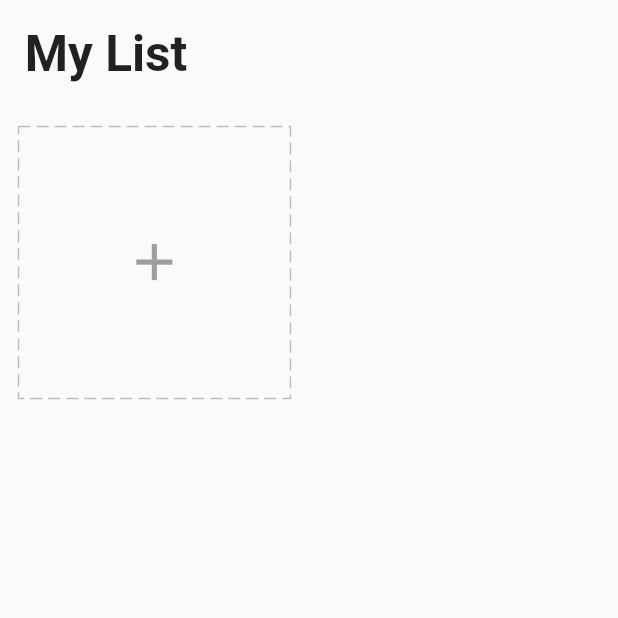
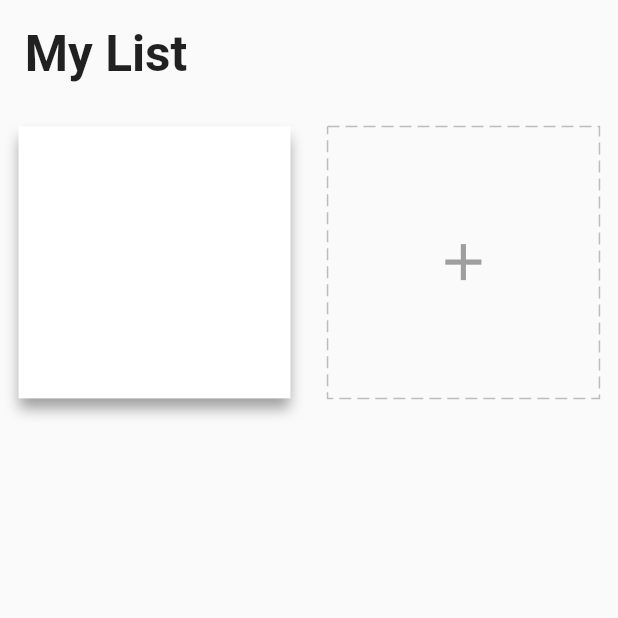
Before and after one commit to AmirhosseinSoleimani/To-Do-List-with-GetX, a Flutter app: the screen it shows after launch, on a phone screen of 412 x 824 dp, the top half of it. Run offline on Flutter 3.47's test engine with Material 2 defaults, Android fonts, the phone set to English and light mode, and no system bars; drawn by our look-alikes of dotted_border; our stand-ins replace equatable, flutter_easyloading, get, get_storage.

Commit message:
Add taskCard widget in widgets in view and apply in HomePage

```diff
--- a/lib/modules/home/view.dart
+++ b/lib/modules/home/view.dart
@@ -1,8 +1,10 @@
 import 'package:flutter/material.dart';
 import 'package:get/get.dart';
 import 'package:task_manager_with_getx/core/utils/extension.dart';
+import 'package:task_manager_with_getx/data/models/task.dart';
 import 'package:task_manager_with_getx/modules/home/controller.dart';
 import 'package:task_manager_with_getx/modules/home/widgets/add_card.dart';
+import 'package:task_manager_with_getx/modules/home/widgets/task_card.dart';
 
 class HomePage extends GetView<HomeController> {
   const HomePage({Key? key}) : super(key: key);
@@ -28,6 +30,8 @@
               shrinkWrap: true,
               physics: const ClampingScrollPhysics(),
               children: [
+                TaskCard(
+                    task: const Task(title: 'title', icon: 0xe59c, color: '#fffffff')),
                 AddCard()
               ],
             ),
--- a/lib/modules/home/widgets/add_card.dart
+++ b/lib/modules/home/widgets/add_card.dart
@@ -3,7 +3,7 @@
 import 'package:task_manager_with_getx/core/utils/extension.dart';
 import 'package:task_manager_with_getx/core/values/colors.dart';
 import 'package:task_manager_with_getx/modules/home/controller.dart';
-import 'package:task_manager_with_getx/modules/home/widgets/icons.dart';
+import 'package:task_manager_with_getx/widgets/icons.dart';
 import 'package:dotted_border/dotted_border.dart';
 import 'package:flutter_easyloading/flutter_easyloading.dart';
 import '../../../data/models/task.dart';
@@ -93,6 +93,8 @@
                 )
             ),
           );
+          homeCtrl.editCtrl.clear();
+          homeCtrl.changeChipIndex(0);
         },
         child: DottedBorder(
           color: Colors.grey[400]!,
--- /dev/null
+++ b/lib/modules/home/widgets/task_card.dart
@@ -0,0 +1,34 @@
+import 'package:flutter/material.dart';
+import 'package:get/get.dart';
+import 'package:task_manager_with_getx/modules/home/controller.dart';
+import '../../../data/models/task.dart';
+import '../../../core/utils/extension.dart';
+
+class TaskCard extends StatelessWidget {
+  final homeCtrl = Get.find<HomeController>();
+  final Task task;
+  TaskCard({Key? key,required this.task}) : super(key: key);
+
+  @override
+  Widget build(BuildContext context) {
+    final color = HexColor.fromHex(task.color);
+    var squareWidth = Get.width - 12.0.wp;
+    return Container(
+      width: squareWidth / 2,
+      height:  squareWidth / 2,
+      margin: EdgeInsets.all(3.0.wp),
+      decoration: BoxDecoration(
+        color: Colors.white,
+        boxShadow: [
+          BoxShadow(
+            color: Colors.grey,
+            blurRadius: 7,
+            offset: Offset(0,7),
+          )
+        ]
+      ),
+      child: Column(
+      ),
+    );
+  }
+}
--- a/lib/modules/home/widgets/icons.dart
+++ b/lib/widgets/icons.dart
@@ -1,6 +1,6 @@
 import 'package:flutter/material.dart';
 import 'package:task_manager_with_getx/core/values/icons.dart';
-import '../../../core/values/colors.dart';
+import '../core/values/colors.dart';
 
 List<Icon> getIcons() {
   return [
```
